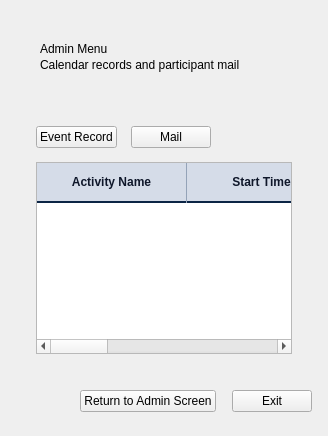
Old version of the form ui/admin_menu_page.ui in the repository MS-Sezgin/crm.
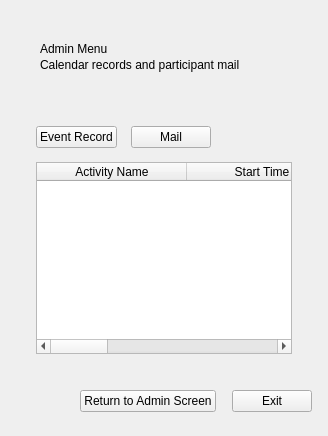
New version of the form.

```diff
--- a/ui/admin_menu_page.ui
+++ b/ui/admin_menu_page.ui
@@ -39,7 +39,6 @@
       </item>
       <item>
        <widget class="QTableWidget" name="tableCalendar">
-        <property name="styleSheet"><string>QHeaderView::section { background-color: #D5DCE8; color: #0F172A; font-weight: 600; font-size: 12px; padding: 10px 12px; border: none; border-right: 1px solid #94A3B8; border-bottom: 2px solid #0B2545; }</string></property>
         <property name="alternatingRowColors"><bool>true</bool></property>
         <attribute name="horizontalHeaderStretchLastSection"><bool>false</bool></attribute>
         <attribute name="horizontalHeaderDefaultSectionSize"><number>150</number></attribute>
```
